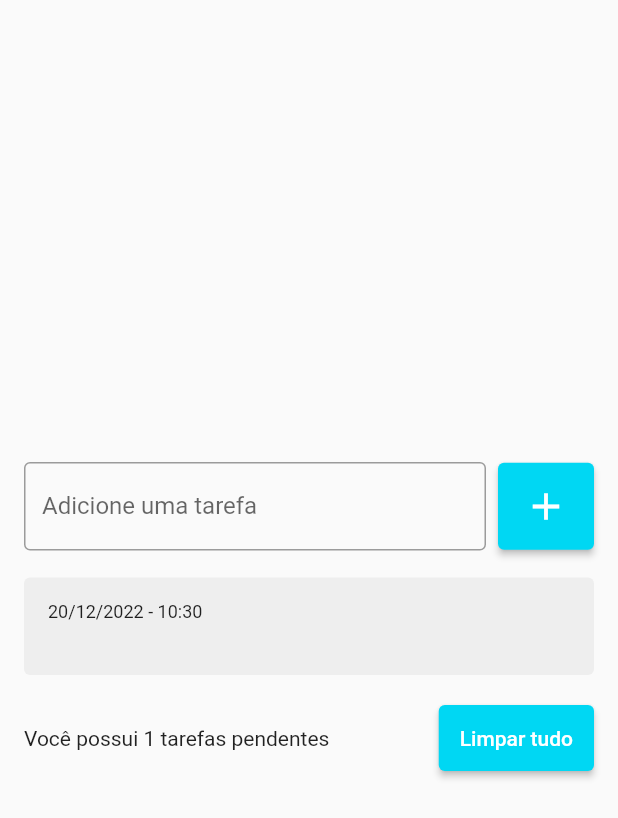
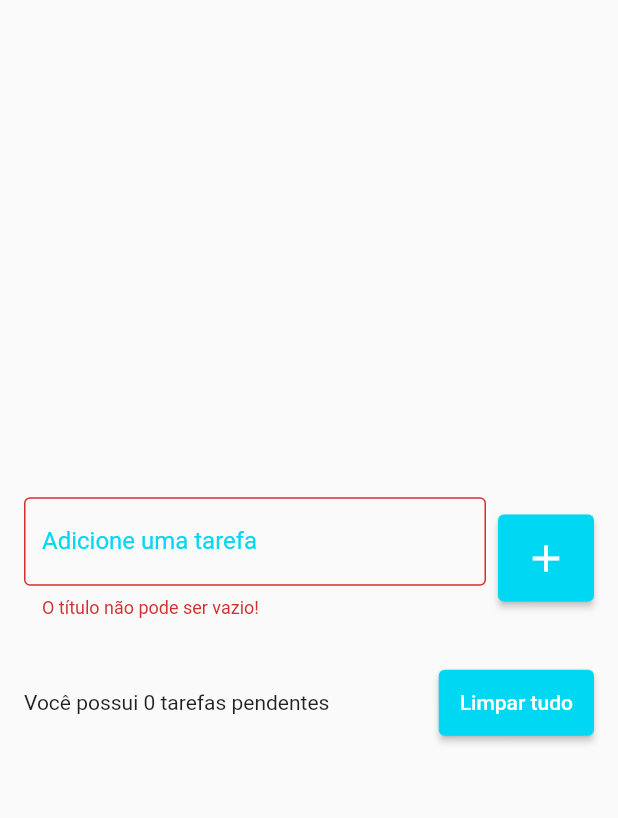
Before and after one commit to constant-hbt/App_Todos, a Flutter app: the screen it shows after launch, after a tap on the "add" icon, on a phone screen of 412 x 824 dp. Shown: the top 818 px of the screen. Run offline on Flutter 3.47's test engine with Material 2 defaults, Android fonts, the phone set to English and light mode, and no system bars; drawn by our look-alikes of flutter_slidable; our stand-ins replace shared_preferences.

Commit message:
:sparkles: feat: Adição e remoção de tarefas

```diff
--- /dev/null
+++ b/lib/Repositories/todo_repository.dart
@@ -0,0 +1,23 @@
+import 'dart:convert';
+
+import 'package:shared_preferences/shared_preferences.dart';
+
+import '../models/todo.dart';
+
+const todoListKey = 'todo_list';
+
+class TodoRepository{
+  late SharedPreferences sharedPreferences;
+
+  Future<List<Todo>> getTodoList() async {
+    sharedPreferences = await SharedPreferences.getInstance();
+    final String jsonString = sharedPreferences.getString(todoListKey) ?? '[]';
+    final List jsonDecoded = jsonDecode(jsonString) as List;
+    return jsonDecoded.map((e) => Todo.fromJson(e)).toList();
+  }
+
+  void saveTodoList(List<Todo> todos){
+    final String jsonString = jsonEncode(todos);
+    sharedPreferences.setString(todoListKey, jsonString);
+  }
+}
--- a/lib/models/todo.dart
+++ b/lib/models/todo.dart
@@ -2,7 +2,20 @@ class Todo{
 
   Todo({required this.id, required this.title, required this.dateTime});
 
+  Todo.fromJson(Map<String, dynamic> json)
+    : id = json['id'],
+    title = json['title'],
+    dateTime = DateTime.parse(json['dateTime']);
+
   int id;
   String title;
   DateTime dateTime;
+
+  Map<String, dynamic> toJson(){
+    return {
+      'id': id,
+      'title': title,
+      'dateTime': dateTime.toIso8601String(),
+    };
+  }
 }
--- a/lib/pages/todo_list_page.dart
+++ b/lib/pages/todo_list_page.dart
@@ -1,4 +1,5 @@
 import 'package:flutter/material.dart';
+import 'package:todo_list/Repositories/todo_repository.dart';
 import 'package:todo_list/models/todo.dart';
 
 import 'package:todo_list/widgets/todo_list_item.dart';
@@ -12,7 +13,9 @@ class TodoListPage extends StatefulWidget {
 
 class _TodoListPageState extends State<TodoListPage> {
   final TextEditingController todoContoller = TextEditingController();
+  final TodoRepository todoRepository = TodoRepository();
 
+  String? errorMsg;
   List<Todo> todos = [];
   int last = 0;
   Todo? deletedTodo;
@@ -25,6 +28,8 @@ class _TodoListPageState extends State<TodoListPage> {
     setState(() {
       todos.remove(todo);
     });
+
+    todoRepository.saveTodoList(todos);
 
     ScaffoldMessenger.of(context).clearSnackBars();
 
@@ -41,6 +46,7 @@ class _TodoListPageState extends State<TodoListPage> {
           setState(() {
             todos.insert(deletedTodoPos!, deletedTodo!);
           });
+          todoRepository.saveTodoList(todos);
         },
       ),
       duration: const Duration(seconds: 5),
@@ -52,14 +58,16 @@ class _TodoListPageState extends State<TodoListPage> {
       context: context,
       builder: (context) => AlertDialog(
         title: const Text('Limpar Tudo?'),
-        content: const Text('Você tem certeza que deseja apagar todas as tarefas?'),
+        content:
+            const Text('Você tem certeza que deseja apagar todas as tarefas?'),
         actions: [
           TextButton(
             onPressed: () {
               Navigator.of(context).pop();
             },
             child: Text('Cancelar'),
-            style: TextButton.styleFrom(foregroundColor: const Color(0xff00d7f3)),
+            style:
+                TextButton.styleFrom(foregroundColor: const Color(0xff00d7f3)),
           ),
           TextButton(
             onPressed: () {
@@ -74,9 +82,22 @@ class _TodoListPageState extends State<TodoListPage> {
     );
   }
 
-  void deleteAllTodos(){
+  void deleteAllTodos() {
     setState(() {
       todos.clear();
+    });
+
+    todoRepository.saveTodoList(todos);
+  }
+
+  @override
+  void initState() {
+    super.initState();
+
+    todoRepository.getTodoList().then((value) {
+      setState(() {
+        todos = value;
+      });
     });
   }
 
@@ -95,10 +116,20 @@ class _TodoListPageState extends State<TodoListPage> {
                     Expanded(
                       child: TextField(
                         controller: todoContoller,
-                        decoration: const InputDecoration(
-                          border: OutlineInputBorder(),
+                        decoration: InputDecoration(
+                          border: const OutlineInputBorder(),
                           labelText: 'Adicione uma tarefa',
                           hintText: 'Ex. Estudar Flutter',
+                          errorText: errorMsg,
+                          focusedBorder: const OutlineInputBorder(
+                            borderSide: BorderSide(
+                              color: Color(0xff00d7f3),
+                              width: 2,
+                            ),
+                          ),
+                          labelStyle: const TextStyle(
+                            color: Color(0xff00d7f3),
+                          ),
                         ),
                       ),
                     ),
@@ -108,7 +139,14 @@ class _TodoListPageState extends State<TodoListPage> {
                     ElevatedButton(
                       onPressed: () {
                         String text = todoContoller.text;
-                        todoContoller.clear();
+
+                        if (text.isEmpty) {
+                          setState(() {
+                            errorMsg = 'O título não pode ser vazio!';
+                          });
+                          return;
+                        }
+
                         setState(() {
                           Todo newTodo = Todo(
                               id: last + 1,
@@ -116,7 +154,10 @@ class _TodoListPageState extends State<TodoListPage> {
                               dateTime: DateTime.now());
                           last++;
                           todos.add(newTodo);
+                          errorMsg = null;
                         });
+                        todoContoller.clear();
+                        todoRepository.saveTodoList(todos);
                       },
                       style: ElevatedButton.styleFrom(
                         backgroundColor: const Color(0xff00d7f3),
```
Also changed, not shown: pubspec.yaml (+8 -0 lines), assets/icons/icon.png (added), pubspec.lock, 28 other files.
